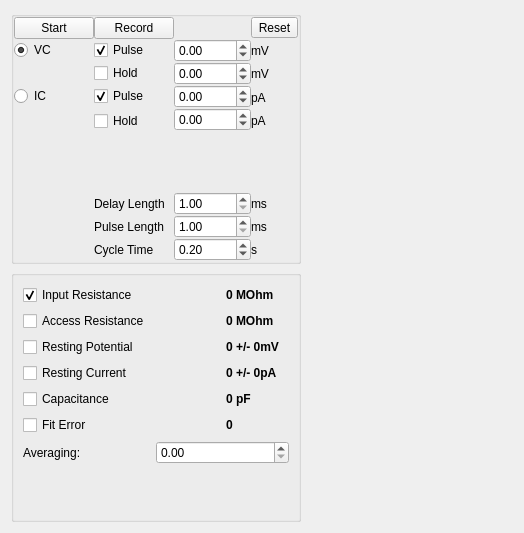
The window that lib/modules/Patch/PatchTemplate.ui (acq4/acq4) describes before a commit, drawn with Qt 5.
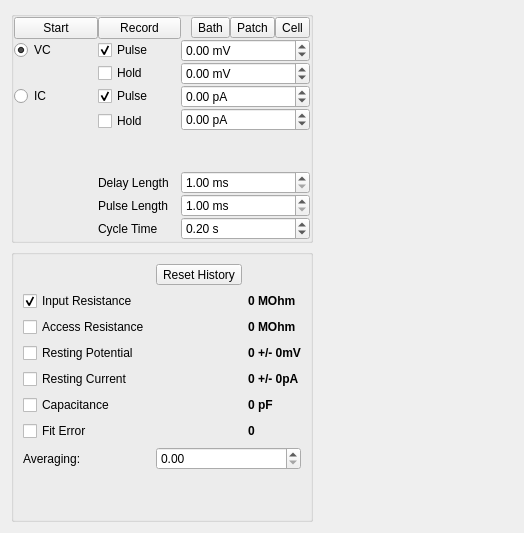
The same window after the commit. Custom widgets are drawn as their Qt base class.

Commit message: interface updates to patch module

```diff
--- a/lib/modules/Patch/PatchTemplate.ui
+++ b/lib/modules/Patch/PatchTemplate.ui
@@ -76,9 +76,12 @@
             </property>
            </widget>
           </item>
-          <item row="1" column="2">
-           <widget class="QDoubleSpinBox" name="vcPulseSpin">
-            <property name="minimum">
+          <item row="1" column="2" >
+           <widget class="QDoubleSpinBox" name="vcPulseSpin" >
+            <property name="suffix" >
+             <string> mV</string>
+            </property>
+            <property name="minimum" >
              <double>-100.000000000000000</double>
             </property>
             <property name="maximum">
@@ -86,23 +89,19 @@
             </property>
            </widget>
           </item>
-          <item row="1" column="3">
-           <widget class="QLabel" name="pulseLabel">
-            <property name="text">
-             <string>mV</string>
-            </property>
-           </widget>
-          </item>
-          <item row="2" column="1">
-           <widget class="QCheckBox" name="vcHoldCheck">
-            <property name="text">
+          <item row="2" column="1" >
+           <widget class="QCheckBox" name="vcHoldCheck" >
+            <property name="text" >
              <string>Hold</string>
             </property>
            </widget>
           </item>
-          <item row="2" column="2">
-           <widget class="QDoubleSpinBox" name="vcHoldSpin">
-            <property name="minimum">
+          <item row="2" column="2" >
+           <widget class="QDoubleSpinBox" name="vcHoldSpin" >
+            <property name="suffix" >
+             <string> mV</string>
+            </property>
+            <property name="minimum" >
              <double>-100.000000000000000</double>
             </property>
             <property name="maximum">
@@ -110,16 +109,9 @@
             </property>
            </widget>
           </item>
-          <item row="2" column="3">
-           <widget class="QLabel" name="holdLabel">
-            <property name="text">
-             <string>mV</string>
-            </property>
-           </widget>
-          </item>
-          <item row="3" column="0">
-           <widget class="QRadioButton" name="icModeRadio">
-            <property name="text">
+          <item row="3" column="0" >
+           <widget class="QRadioButton" name="icModeRadio" >
+            <property name="text" >
              <string>IC</string>
             </property>
            </widget>
@@ -134,9 +126,12 @@
             </property>
            </widget>
           </item>
-          <item row="3" column="2">
-           <widget class="QDoubleSpinBox" name="icPulseSpin">
-            <property name="minimum">
+          <item row="3" column="2" >
+           <widget class="QDoubleSpinBox" name="icPulseSpin" >
+            <property name="suffix" >
+             <string> pA</string>
+            </property>
+            <property name="minimum" >
              <double>-1000.000000000000000</double>
             </property>
             <property name="maximum">
@@ -144,23 +139,19 @@
             </property>
            </widget>
           </item>
-          <item row="3" column="3" rowspan="2">
-           <widget class="QLabel" name="pulseLabel_2">
-            <property name="text">
-             <string>pA</string>
-            </property>
-           </widget>
-          </item>
-          <item row="5" column="1">
-           <widget class="QCheckBox" name="icHoldCheck">
-            <property name="text">
+          <item row="5" column="1" >
+           <widget class="QCheckBox" name="icHoldCheck" >
+            <property name="text" >
              <string>Hold</string>
             </property>
            </widget>
           </item>
-          <item row="4" column="2" rowspan="2">
-           <widget class="QDoubleSpinBox" name="icHoldSpin">
-            <property name="minimum">
+          <item rowspan="2" row="4" column="2" >
+           <widget class="QDoubleSpinBox" name="icHoldSpin" >
+            <property name="suffix" >
+             <string> pA</string>
+            </property>
+            <property name="minimum" >
              <double>-1000.000000000000000</double>
             </property>
             <property name="maximum">
@@ -168,16 +159,9 @@
             </property>
            </widget>
           </item>
-          <item row="5" column="3">
-           <widget class="QLabel" name="holdLabel_2">
-            <property name="text">
-             <string>pA</string>
-            </property>
-           </widget>
-          </item>
-          <item row="6" column="1">
-           <spacer name="verticalSpacer">
-            <property name="orientation">
+          <item row="6" column="1" >
+           <spacer name="verticalSpacer" >
+            <property name="orientation" >
              <enum>Qt::Vertical</enum>
             </property>
             <property name="sizeHint" stdset="0">
@@ -188,9 +172,12 @@
             </property>
            </spacer>
           </item>
-          <item row="9" column="2">
-           <widget class="QDoubleSpinBox" name="cycleTimeSpin">
-            <property name="minimum">
+          <item row="9" column="2" >
+           <widget class="QDoubleSpinBox" name="cycleTimeSpin" >
+            <property name="suffix" >
+             <string> s</string>
+            </property>
+            <property name="minimum" >
              <double>0.010000000000000</double>
             </property>
             <property name="maximum">
@@ -211,23 +198,9 @@
             </property>
            </widget>
           </item>
-          <item row="9" column="3">
-           <widget class="QLabel" name="label_2">
-            <property name="text">
-             <string>s</string>
-            </property>
-           </widget>
-          </item>
-          <item row="0" column="3">
-           <widget class="QToolButton" name="resetBtn">
-            <property name="text">
-             <string>Reset</string>
-            </property>
-           </widget>
-          </item>
-          <item row="8" column="1">
-           <widget class="QLabel" name="label_3">
-            <property name="text">
+          <item row="8" column="1" >
+           <widget class="QLabel" name="label_3" >
+            <property name="text" >
              <string>Pulse Length</string>
             </property>
            </widget>
@@ -239,23 +212,12 @@
             </property>
            </widget>
           </item>
-          <item row="7" column="3">
-           <widget class="QLabel" name="label_5">
-            <property name="text">
-             <string>ms</string>
+          <item row="7" column="2" >
+           <widget class="QDoubleSpinBox" name="delayTimeSpin" >
+            <property name="suffix" >
+             <string> ms</string>
             </property>
-           </widget>
-          </item>
-          <item row="8" column="3">
-           <widget class="QLabel" name="label_7">
-            <property name="text">
-             <string>ms</string>
-            </property>
-           </widget>
-          </item>
-          <item row="7" column="2">
-           <widget class="QDoubleSpinBox" name="delayTimeSpin">
-            <property name="minimum">
+            <property name="minimum" >
              <double>1.000000000000000</double>
             </property>
             <property name="maximum">
@@ -266,9 +228,12 @@
             </property>
            </widget>
           </item>
-          <item row="8" column="2">
-           <widget class="QDoubleSpinBox" name="pulseTimeSpin">
-            <property name="minimum">
+          <item row="8" column="2" >
+           <widget class="QDoubleSpinBox" name="pulseTimeSpin" >
+            <property name="suffix" >
+             <string> ms</string>
+            </property>
+            <property name="minimum" >
              <double>1.000000000000000</double>
             </property>
             <property name="maximum">
@@ -279,6 +244,37 @@
             </property>
            </widget>
           </item>
+          <item row="0" column="2" >
+           <layout class="QHBoxLayout" name="horizontalLayout_2" >
+            <property name="spacing" >
+             <number>0</number>
+            </property>
+            <property name="leftMargin" >
+             <number>10</number>
+            </property>
+            <item>
+             <widget class="QToolButton" name="bathModeBtn" >
+              <property name="text" >
+               <string>Bath</string>
+              </property>
+             </widget>
+            </item>
+            <item>
+             <widget class="QToolButton" name="patchModeBtn" >
+              <property name="text" >
+               <string>Patch</string>
+              </property>
+             </widget>
+            </item>
+            <item>
+             <widget class="QToolButton" name="cellModeBtn" >
+              <property name="text" >
+               <string>Cell</string>
+              </property>
+             </widget>
+            </item>
+           </layout>
+          </item>
          </layout>
         </widget>
        </item>
@@ -293,10 +289,10 @@
          <property name="title">
           <string/>
          </property>
-         <layout class="QGridLayout" name="gridLayout_3">
-          <item row="0" column="2">
-           <widget class="QLabel" name="inputResistanceLabel">
-            <property name="font">
+         <layout class="QGridLayout" name="gridLayout_3" >
+          <item row="1" column="2" >
+           <widget class="QLabel" name="inputResistanceLabel" >
+            <property name="font" >
              <font>
               <weight>75</weight>
               <bold>true</bold>
@@ -307,9 +303,9 @@
             </property>
            </widget>
           </item>
-          <item row="2" column="2">
-           <widget class="QLabel" name="restingPotentialLabel">
-            <property name="font">
+          <item row="3" column="2" >
+           <widget class="QLabel" name="restingPotentialLabel" >
+            <property name="font" >
              <font>
               <weight>75</weight>
               <bold>true</bold>
@@ -320,9 +316,9 @@
             </property>
            </widget>
           </item>
-          <item row="4" column="2">
-           <widget class="QLabel" name="capacitanceLabel">
-            <property name="font">
+          <item row="5" column="2" >
+           <widget class="QLabel" name="capacitanceLabel" >
+            <property name="font" >
              <font>
               <weight>75</weight>
               <bold>true</bold>
@@ -333,19 +329,19 @@
             </property>
            </widget>
           </item>
-          <item row="6" column="0">
-           <widget class="QLabel" name="label_6">
-            <property name="text">
+          <item row="7" column="0" >
+           <widget class="QLabel" name="label_6" >
+            <property name="text" >
              <string>Averaging:</string>
             </property>
            </widget>
           </item>
-          <item row="6" column="1" colspan="2">
-           <widget class="QDoubleSpinBox" name="averagingSpin"/>
+          <item row="7" column="1" colspan="2" >
+           <widget class="QDoubleSpinBox" name="averagingSpin" />
           </item>
-          <item row="7" column="1">
-           <spacer name="verticalSpacer_2">
-            <property name="orientation">
+          <item row="8" column="1" >
+           <spacer name="verticalSpacer_2" >
+            <property name="orientation" >
              <enum>Qt::Vertical</enum>
             </property>
             <property name="sizeHint" stdset="0">
@@ -356,9 +352,9 @@
             </property>
            </spacer>
           </item>
-          <item row="0" column="0" colspan="2">
-           <widget class="QCheckBox" name="inputResistanceCheck">
-            <property name="text">
+          <item row="1" column="0" colspan="2" >
+           <widget class="QCheckBox" name="inputResistanceCheck" >
+            <property name="text" >
              <string>Input Resistance</string>
             </property>
             <property name="checked">
@@ -366,30 +362,30 @@
             </property>
            </widget>
           </item>
-          <item row="2" column="0" colspan="2">
-           <widget class="QCheckBox" name="restingPotentialCheck">
-            <property name="text">
+          <item row="3" column="0" colspan="2" >
+           <widget class="QCheckBox" name="restingPotentialCheck" >
+            <property name="text" >
              <string>Resting Potential</string>
             </property>
            </widget>
           </item>
-          <item row="4" column="0" colspan="2">
-           <widget class="QCheckBox" name="capacitanceCheck">
-            <property name="text">
+          <item row="5" column="0" colspan="2" >
+           <widget class="QCheckBox" name="capacitanceCheck" >
+            <property name="text" >
              <string>Capacitance</string>
             </property>
            </widget>
           </item>
-          <item row="3" column="0">
-           <widget class="QCheckBox" name="restingCurrentCheck">
-            <property name="text">
+          <item row="4" column="0" >
+           <widget class="QCheckBox" name="restingCurrentCheck" >
+            <property name="text" >
              <string>Resting Current</string>
             </property>
            </widget>
           </item>
-          <item row="3" column="2">
-           <widget class="QLabel" name="restingCurrentLabel">
-            <property name="font">
+          <item row="4" column="2" >
+           <widget class="QLabel" name="restingCurrentLabel" >
+            <property name="font" >
              <font>
               <weight>75</weight>
               <bold>true</bold>
@@ -400,16 +396,16 @@
             </property>
            </widget>
           </item>
-          <item row="1" column="0">
-           <widget class="QCheckBox" name="accessResistanceCheck">
-            <property name="text">
+          <item row="2" column="0" >
+           <widget class="QCheckBox" name="accessResistanceCheck" >
+            <property name="text" >
              <string>Access Resistance</string>
             </property>
            </widget>
           </item>
-          <item row="1" column="2">
-           <widget class="QLabel" name="accessResistanceLabel">
-            <property name="font">
+          <item row="2" column="2" >
+           <widget class="QLabel" name="accessResistanceLabel" >
+            <property name="font" >
              <font>
               <weight>75</weight>
               <bold>true</bold>
@@ -420,16 +416,16 @@
             </property>
            </widget>
           </item>
-          <item row="5" column="0">
-           <widget class="QCheckBox" name="fitErrorCheck">
-            <property name="text">
+          <item row="6" column="0" >
+           <widget class="QCheckBox" name="fitErrorCheck" >
+            <property name="text" >
              <string>Fit Error</string>
             </property>
            </widget>
           </item>
-          <item row="5" column="2">
-           <widget class="QLabel" name="fitErrorLabel">
-            <property name="font">
+          <item row="6" column="2" >
+           <widget class="QLabel" name="fitErrorLabel" >
+            <property name="font" >
              <font>
               <weight>75</weight>
               <bold>true</bold>
@@ -440,6 +436,13 @@
             </property>
            </widget>
           </item>
+          <item row="0" column="1" >
+           <widget class="QToolButton" name="resetBtn" >
+            <property name="text" >
+             <string>Reset History</string>
+            </property>
+           </widget>
+          </item>
          </layout>
         </widget>
        </item>
```
Left out of the diff: 139 changed lines with no effect on the pictures. The commit also changes 2 other files.
